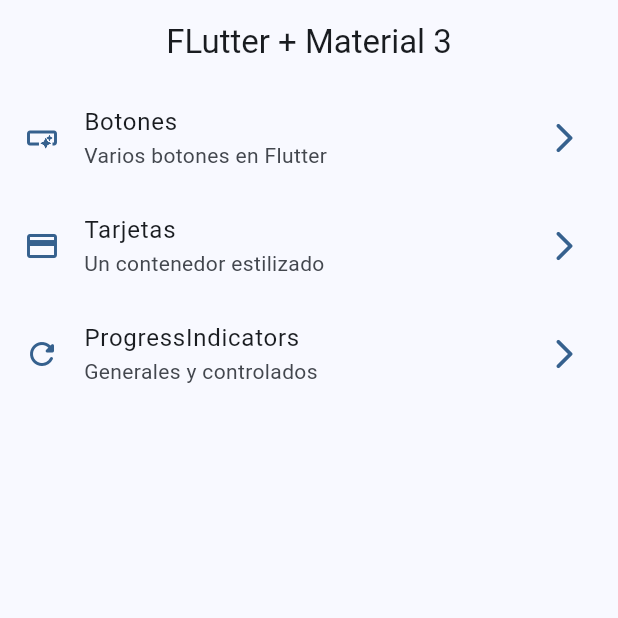
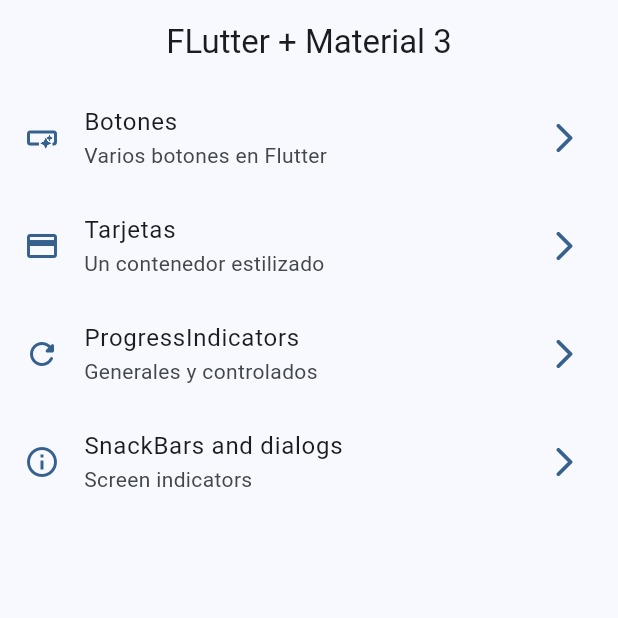
Before and after one commit to JesusMNA/practice_widgets_app, a Flutter app: the screen it shows after launch, on a phone screen of 412 x 824 dp, the top half of it. Run offline on Flutter 3.47's test engine with Material 2 defaults, Android fonts, the phone set to English and light mode, and no system bars; our stand-ins replace go_router.

Commit message:
snackbars and dialogs finished

```diff
--- a/lib/config/menu/menu_items.dart
+++ b/lib/config/menu/menu_items.dart
@@ -33,4 +33,10 @@ const appMenuItems = <MenuItem>[
     link: '/progress',
     icon: Icons.refresh_rounded,
   ),
+  MenuItem(
+    title: 'SnackBars and dialogs',
+    subTitle: 'Screen indicators',
+    link: '/snackbar',
+    icon: Icons.info_outline,
+  ),
 ];
--- a/lib/main.dart
+++ b/lib/main.dart
@@ -13,6 +13,7 @@ class MainApp extends StatelessWidget {
   @override
   Widget build(BuildContext context) {
     return MaterialApp.router(
+      title: 'Flutter Widgets',
       routerConfig: appRouter,
       debugShowCheckedModeBanner: false,
       theme: AppTheme(selectedColor: 0).getTheme(),
```
Also changed, not shown: lib/presentation/screens/snackbar/snackbar_screen.dart (+67 -1 lines).
